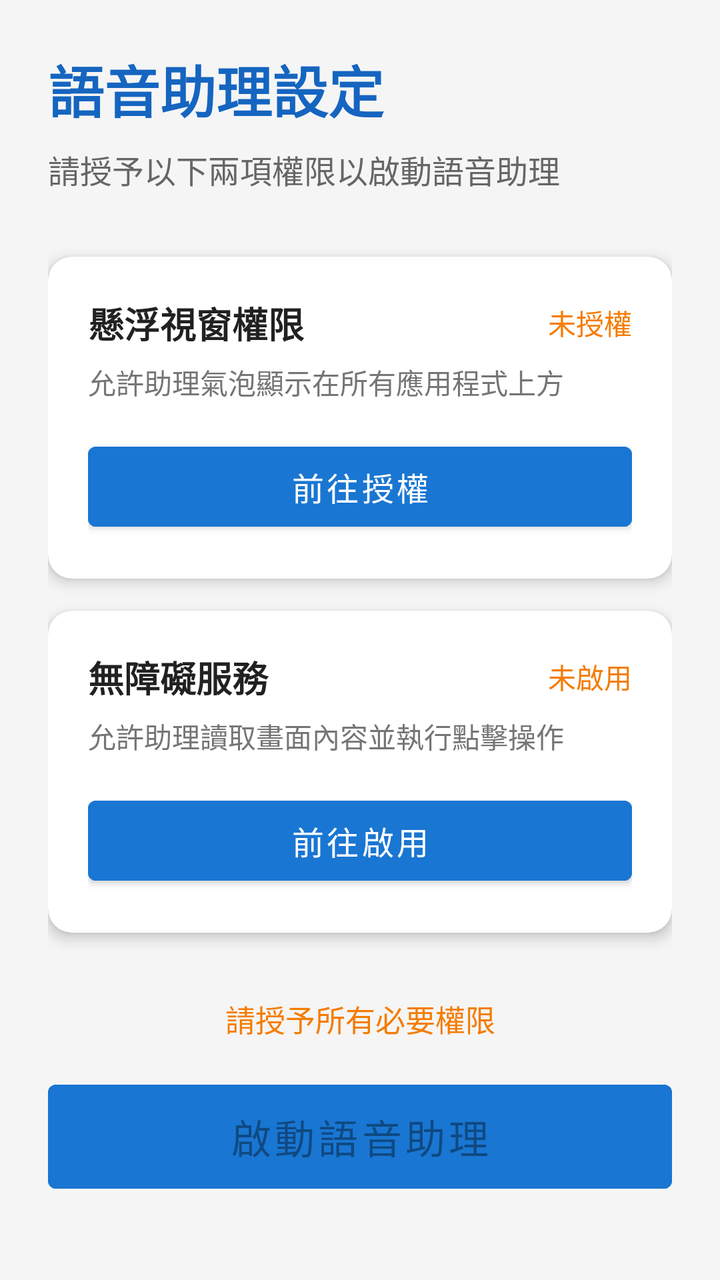
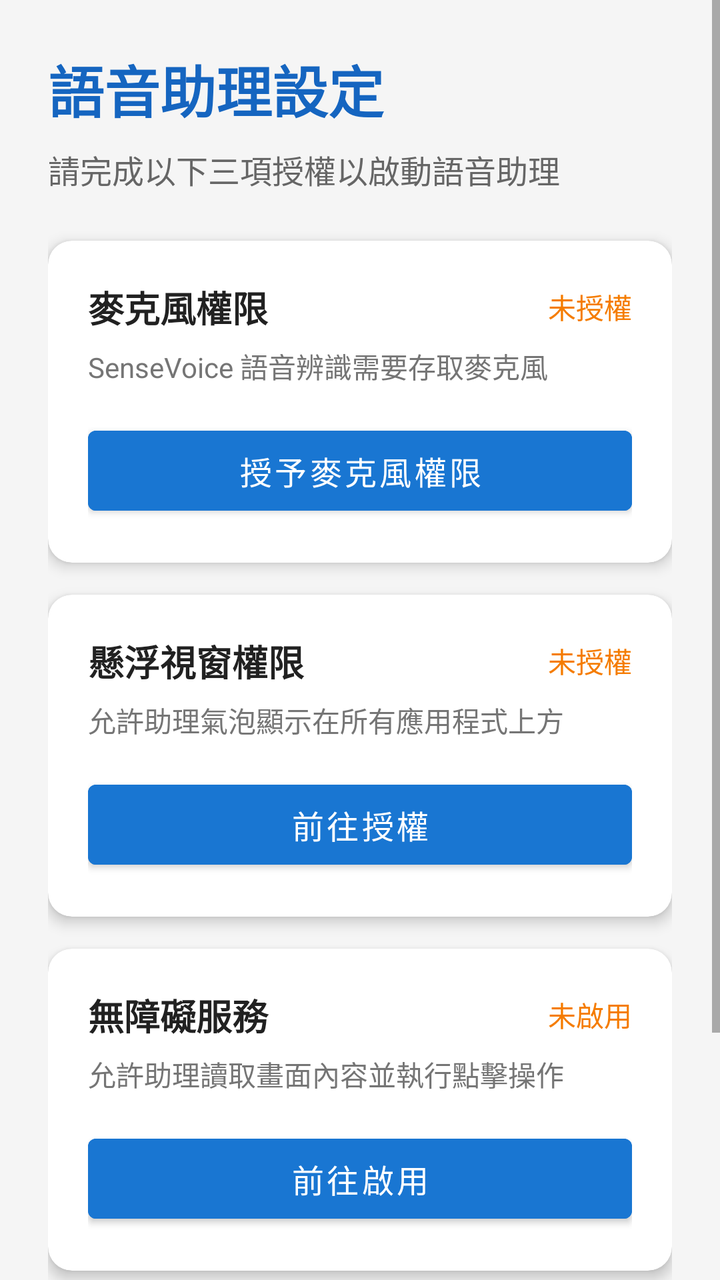

Screens rendered from an Android XML layout before and after an edit, with the pre-edit source and the edit as a unified diff.
<!-- AndroidManifest.xml: application theme Theme.ElderlyAssistant -->
<!-- res/layout/activity_main.xml -->
<?xml version="1.0" encoding="utf-8"?>
<ScrollView xmlns:android="http://schemas.android.com/apk/res/android"
    xmlns:app="http://schemas.android.com/apk/res-auto"
    android:layout_width="match_parent"
    android:layout_height="match_parent"
    android:fillViewport="true"
    android:background="#F5F5F5">

    <LinearLayout
        android:layout_width="match_parent"
        android:layout_height="wrap_content"
        android:orientation="vertical"
        android:padding="24dp">

        
        <TextView
            android:layout_width="match_parent"
            android:layout_height="wrap_content"
            android:text="語音助理設定"
            android:textSize="28sp"
            android:textStyle="bold"
            android:textColor="#1565C0"
            android:layout_marginBottom="8dp" />

        <TextView
            android:layout_width="match_parent"
            android:layout_height="wrap_content"
            android:text="請授予以下兩項權限以啟動語音助理"
            android:textSize="16sp"
            android:textColor="#666666"
            android:layout_marginBottom="32dp" />

        
        <androidx.cardview.widget.CardView
            android:layout_width="match_parent"
            android:layout_height="wrap_content"
            android:layout_marginBottom="16dp"
            app:cardElevation="4dp"
            app:cardCornerRadius="12dp">

            <LinearLayout
                android:layout_width="match_parent"
                android:layout_height="wrap_content"
                android:orientation="vertical"
                android:padding="20dp">

                <LinearLayout
                    android:layout_width="match_parent"
                    android:layout_height="wrap_content"
                    android:orientation="horizontal"
                    android:gravity="center_vertical">

                    <TextView
                        android:layout_width="0dp"
                        android:layout_height="wrap_content"
                        android:layout_weight="1"
                        android:text="懸浮視窗權限"
                        android:textSize="18sp"
                        android:textStyle="bold"
                        android:textColor="#212121" />

                    <TextView
                        android:id="@+id/tv_overlay_status"
                        android:layout_width="wrap_content"
                        android:layout_height="wrap_content"
                        android:text="未授權"
                        android:textSize="14sp"
                        android:textColor="@color/permission_missing" />
                </LinearLayout>

                <TextView
                    android:layout_width="match_parent"
                    android:layout_height="wrap_content"
                    android:layout_marginTop="6dp"
                    android:layout_marginBottom="16dp"
                    android:text="允許助理氣泡顯示在所有應用程式上方"
                    android:textSize="14sp"
                    android:textColor="#757575" />

                <Button
                    android:id="@+id/btn_overlay_permission"
                    android:layout_width="match_parent"
                    android:layout_height="52dp"
                    android:text="前往授權"
                    android:textSize="16sp"
                    android:backgroundTint="@color/blue_700" />
            </LinearLayout>
        </androidx.cardview.widget.CardView>

        
        <androidx.cardview.widget.CardView
            android:layout_width="match_parent"
            android:layout_height="wrap_content"
            android:layout_marginBottom="32dp"
            app:cardElevation="4dp"
            app:cardCornerRadius="12dp">

            <LinearLayout
                android:layout_width="match_parent"
                android:layout_height="wrap_content"
                android:orientation="vertical"
                android:padding="20dp">

                <LinearLayout
                    android:layout_width="match_parent"
                    android:layout_height="wrap_content"
                    android:orientation="horizontal"
                    android:gravity="center_vertical">

                    <TextView
                        android:layout_width="0dp"
                        android:layout_height="wrap_content"
                        android:layout_weight="1"
                        android:text="無障礙服務"
                        android:textSize="18sp"
                        android:textStyle="bold"
                        android:textColor="#212121" />

                    <TextView
                        android:id="@+id/tv_accessibility_status"
                        android:layout_width="wrap_content"
                        android:layout_height="wrap_content"
                        android:text="未啟用"
                        android:textSize="14sp"
                        android:textColor="@color/permission_missing" />
                </LinearLayout>

                <TextView
                    android:layout_width="match_parent"
                    android:layout_height="wrap_content"
                    android:layout_marginTop="6dp"
                    android:layout_marginBottom="16dp"
                    android:text="允許助理讀取畫面內容並執行點擊操作"
                    android:textSize="14sp"
                    android:textColor="#757575" />

                <Button
                    android:id="@+id/btn_accessibility_permission"
                    android:layout_width="match_parent"
                    android:layout_height="52dp"
                    android:text="前往啟用"
                    android:textSize="16sp"
                    android:backgroundTint="@color/blue_700" />
            </LinearLayout>
        </androidx.cardview.widget.CardView>

        
        <TextView
            android:id="@+id/tv_overall_status"
            android:layout_width="match_parent"
            android:layout_height="wrap_content"
            android:layout_marginBottom="16dp"
            android:text="請授予所有必要權限"
            android:textSize="15sp"
            android:textColor="@color/permission_missing"
            android:gravity="center" />

        
        <Button
            android:id="@+id/btn_toggle_service"
            android:layout_width="match_parent"
            android:layout_height="64dp"
            android:text="啟動語音助理"
            android:textSize="20sp"
            android:enabled="false"
            android:backgroundTint="@color/blue_700" />

    </LinearLayout>
</ScrollView>
<!-- resources referenced by this layout -->
<resources>
  <color name="blue_700">#1976D2</color>
  <color name="permission_missing">#F57C00</color>
  <style name="Theme.ElderlyAssistant" parent="Theme.MaterialComponents.DayNight.NoActionBar">
          <item name="colorPrimary">@color/blue_700</item>
          <item name="colorPrimaryDark">@color/blue_900</item>
          <item name="colorAccent">@color/teal_200</item>
      </style>
  <color name="blue_900">#0D47A1</color>
  <color name="teal_200">#80CBC4</color>
</resources>

<!-- the commit's change to res/layout/activity_main.xml (unified diff, before → after) -->
@@ -25,10 +25,10 @@
         <TextView
             android:layout_width="match_parent"
             android:layout_height="wrap_content"
-            android:text="請授予以下兩項權限以啟動語音助理"
+            android:text="請完成以下三項授權以啟動語音助理"
             android:textSize="16sp"
             android:textColor="#666666"
-            android:layout_marginBottom="32dp" />
+            android:layout_marginBottom="24dp" />
 
         
         <androidx.cardview.widget.CardView
@@ -37,19 +37,67 @@
             android:layout_marginBottom="16dp"
             app:cardElevation="4dp"
             app:cardCornerRadius="12dp">
-
             <LinearLayout
                 android:layout_width="match_parent"
                 android:layout_height="wrap_content"
                 android:orientation="vertical"
                 android:padding="20dp">
-
                 <LinearLayout
                     android:layout_width="match_parent"
                     android:layout_height="wrap_content"
                     android:orientation="horizontal"
                     android:gravity="center_vertical">
-
+                    <TextView
+                        android:layout_width="0dp"
+                        android:layout_height="wrap_content"
+                        android:layout_weight="1"
+                        android:text="麥克風權限"
+                        android:textSize="18sp"
+                        android:textStyle="bold"
+                        android:textColor="#212121" />
+                    <TextView
+                        android:id="@+id/tv_mic_status"
+                        android:layout_width="wrap_content"
+                        android:layout_height="wrap_content"
+                        android:text="未授權"
+                        android:textSize="14sp"
+                        android:textColor="@color/permission_missing" />
+                </LinearLayout>
+                <TextView
+                    android:layout_width="match_parent"
+                    android:layout_height="wrap_content"
+                    android:layout_marginTop="6dp"
+                    android:layout_marginBottom="16dp"
+                    android:text="SenseVoice 語音辨識需要存取麥克風"
+                    android:textSize="14sp"
+                    android:textColor="#757575" />
+                <Button
+                    android:id="@+id/btn_mic_permission"
+                    android:layout_width="match_parent"
+                    android:layout_height="52dp"
+                    android:text="授予麥克風權限"
+                    android:textSize="16sp"
+                    android:backgroundTint="@color/blue_700" />
+            </LinearLayout>
+        </androidx.cardview.widget.CardView>
+
+        
+        <androidx.cardview.widget.CardView
+            android:layout_width="match_parent"
+            android:layout_height="wrap_content"
+            android:layout_marginBottom="16dp"
+            app:cardElevation="4dp"
+            app:cardCornerRadius="12dp">
+            <LinearLayout
+                android:layout_width="match_parent"
+                android:layout_height="wrap_content"
+                android:orientation="vertical"
+                android:padding="20dp">
+                <LinearLayout
+                    android:layout_width="match_parent"
+                    android:layout_height="wrap_content"
+                    android:orientation="horizontal"
+                    android:gravity="center_vertical">
                     <TextView
                         android:layout_width="0dp"
                         android:layout_height="wrap_content"
@@ -58,7 +106,6 @@
                         android:textSize="18sp"
                         android:textStyle="bold"
                         android:textColor="#212121" />
-
                     <TextView
                         android:id="@+id/tv_overlay_status"
                         android:layout_width="wrap_content"
@@ -67,7 +114,6 @@
                         android:textSize="14sp"
                         android:textColor="@color/permission_missing" />
                 </LinearLayout>
-
                 <TextView
                     android:layout_width="match_parent"
                     android:layout_height="wrap_content"
@@ -76,7 +122,6 @@
                     android:text="允許助理氣泡顯示在所有應用程式上方"
                     android:textSize="14sp"
                     android:textColor="#757575" />
-
                 <Button
                     android:id="@+id/btn_overlay_permission"
                     android:layout_width="match_parent"
@@ -94,19 +139,16 @@
             android:layout_marginBottom="32dp"
             app:cardElevation="4dp"
             app:cardCornerRadius="12dp">
-
             <LinearLayout
                 android:layout_width="match_parent"
                 android:layout_height="wrap_content"
                 android:orientation="vertical"
                 android:padding="20dp">
-
                 <LinearLayout
                     android:layout_width="match_parent"
                     android:layout_height="wrap_content"
                     android:orientation="horizontal"
                     android:gravity="center_vertical">
-
                     <TextView
                         android:layout_width="0dp"
                         android:layout_height="wrap_content"
@@ -115,7 +157,6 @@
                         android:textSize="18sp"
                         android:textStyle="bold"
                         android:textColor="#212121" />
-
                     <TextView
                         android:id="@+id/tv_accessibility_status"
                         android:layout_width="wrap_content"
@@ -124,7 +165,6 @@
                         android:textSize="14sp"
                         android:textColor="@color/permission_missing" />
                 </LinearLayout>
-
                 <TextView
                     android:layout_width="match_parent"
                     android:layout_height="wrap_content"
@@ -133,7 +173,6 @@
                     android:text="允許助理讀取畫面內容並執行點擊操作"
                     android:textSize="14sp"
                     android:textColor="#757575" />
-
                 <Button
                     android:id="@+id/btn_accessibility_permission"
                     android:layout_width="match_parent"
